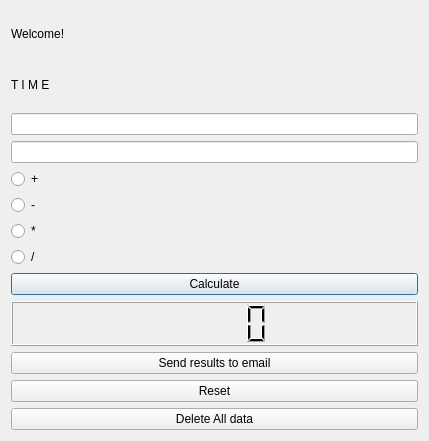
This is dialog.ui in pacopedraza/QTLogin as Qt 5 draws it before an edit. The edited form follows.
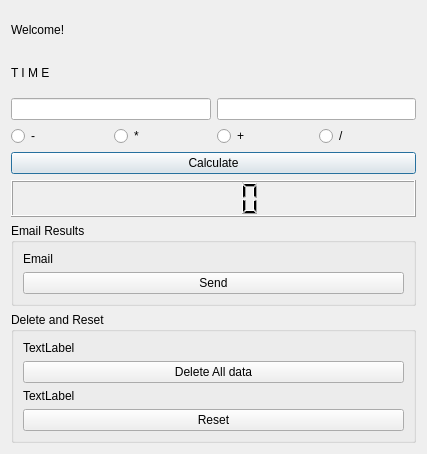
This is the edited form.

Commit message:
QT:Login Implements email and fixes some issues
Implemented the login functionality.
Important: You need to implement postfix before as a prerequisite:
https://easyengine.io/tutorials/mail/postfix-debugging/
Fixed issues for design, added features for icons and images
Added messages box for validation.

Patch:
```diff
--- a/dialog.ui
+++ b/dialog.ui
@@ -6,14 +6,14 @@
    <rect>
     <x>0</x>
     <y>0</y>
-    <width>429</width>
-    <height>441</height>
+    <width>427</width>
+    <height>454</height>
    </rect>
   </property>
   <property name="windowTitle">
    <string>Basic Operations</string>
   </property>
-  <layout class="QVBoxLayout" name="verticalLayout">
+  <layout class="QVBoxLayout" name="verticalLayout_3">
    <item>
     <widget class="QLabel" name="label">
      <property name="text">
@@ -29,18 +29,17 @@
     </widget>
    </item>
    <item>
-    <widget class="QLineEdit" name="txtnum1"/>
-   </item>
+    <layout class="QHBoxLayout" name="horizontalLayout_3">
    <item>
     <widget class="QLineEdit" name="txtnum2"/>
    </item>
    <item>
-    <widget class="QRadioButton" name="rbtn_suma">
-     <property name="text">
-      <string>+</string>
-     </property>
-    </widget>
-   </item>
+      <widget class="QLineEdit" name="txtnum1"/>
+     </item>
+    </layout>
+   </item>
+   <item>
+    <layout class="QHBoxLayout" name="horizontalLayout">
    <item>
     <widget class="QRadioButton" name="rbtn_resta">
      <property name="text">
@@ -55,6 +54,13 @@
      </property>
     </widget>
    </item>
+     <item>
+      <widget class="QRadioButton" name="rbtn_suma">
+       <property name="text">
+        <string>+</string>
+       </property>
+      </widget>
+     </item>
    <item>
     <widget class="QRadioButton" name="rbtn_div">
      <property name="text">
@@ -62,6 +68,8 @@
      </property>
     </widget>
    </item>
+    </layout>
+   </item>
    <item>
     <widget class="QPushButton" name="btnCalculate">
      <property name="text">
@@ -73,16 +81,38 @@
     <widget class="QLCDNumber" name="lcdNumber"/>
    </item>
    <item>
+    <widget class="QGroupBox" name="groupBoxEmail">
+     <property name="title">
+      <string>Email Results</string>
+     </property>
+     <layout class="QVBoxLayout" name="verticalLayout">
+      <item>
+       <widget class="QLabel" name="lblEmail">
+        <property name="text">
+         <string>Email</string>
+        </property>
+       </widget>
+      </item>
+      <item>
     <widget class="QPushButton" name="btnSendEmail">
      <property name="text">
-      <string>Send results to email</string>
+         <string>Send</string>
      </property>
     </widget>
    </item>
+     </layout>
+    </widget>
+   </item>
    <item>
-    <widget class="QPushButton" name="btnReset">
+    <widget class="QGroupBox" name="groupBox">
+     <property name="title">
+      <string>Delete and Reset</string>
+     </property>
+     <layout class="QVBoxLayout" name="verticalLayout_2">
+      <item>
+       <widget class="QLabel" name="lblDelete">
      <property name="text">
-      <string>Reset</string>
+         <string>TextLabel</string>
      </property>
     </widget>
    </item>
@@ -93,7 +123,37 @@
      </property>
     </widget>
    </item>
-  </layout>
+      <item>
+       <widget class="QLabel" name="lblreset">
+        <property name="text">
+         <string>TextLabel</string>
+        </property>
+       </widget>
+      </item>
+      <item>
+       <widget class="QPushButton" name="btnReset">
+        <property name="text">
+         <string>Reset</string>
+        </property>
+       </widget>
+      </item>
+     </layout>
+    </widget>
+   </item>
+  </layout>
+  <zorder>label</zorder>
+  <zorder>lbl_time</zorder>
+  <zorder>txtnum1</zorder>
+  <zorder>txtnum2</zorder>
+  <zorder>rbtn_suma</zorder>
+  <zorder>rbtn_resta</zorder>
+  <zorder>rbtn_multi</zorder>
+  <zorder>rbtn_div</zorder>
+  <zorder>btnCalculate</zorder>
+  <zorder>lcdNumber</zorder>
+  <zorder>groupBoxEmail</zorder>
+  <zorder>rbtn_suma</zorder>
+  <zorder>groupBox</zorder>
  </widget>
  <resources/>
  <connections/>
```
Lines whose indentation alone changed are shown as unchanged. The commit also changes 14 other files.
